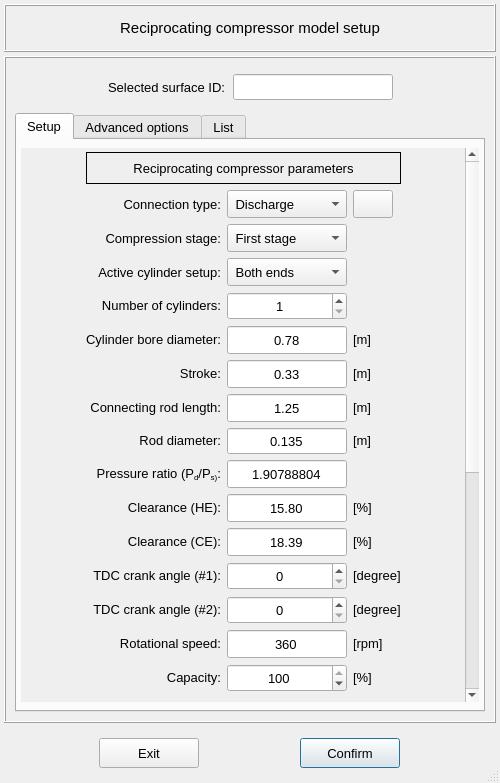
Before: the Qt Designer form vibra/interface/data/ui_files/model/setup/acoustic/reciprocating_compressor_inputs.ui in MOPT-UFSC/VIBRA, drawn with Qt 5.
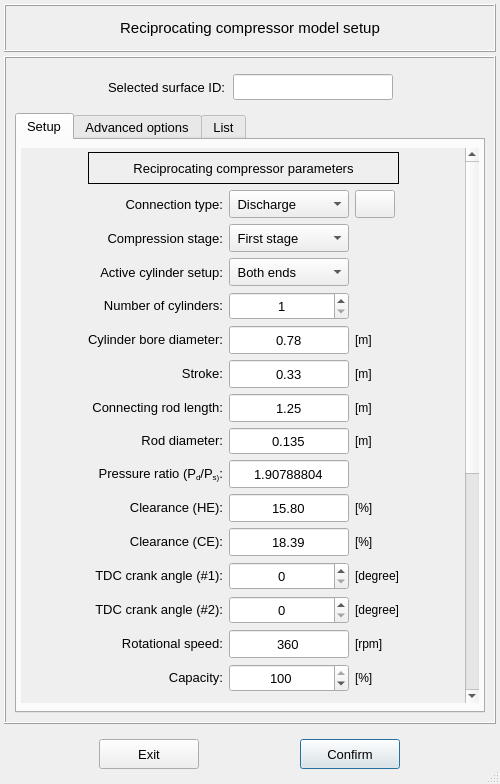
After: the same form once the commit is applied. Icons and pictures are not drawn.

Commit message: Adjust the reciprocating compressor UI

The edit to the form file:
```diff
--- a/vibra/interface/data/ui_files/model/setup/acoustic/reciprocating_compressor_inputs.ui
+++ b/vibra/interface/data/ui_files/model/setup/acoustic/reciprocating_compressor_inputs.ui
@@ -7,7 +7,7 @@
     <x>0</x>
     <y>0</y>
     <width>500</width>
-    <height>783</height>
+    <height>784</height>
    </rect>
   </property>
   <property name="minimumSize">
@@ -424,7 +424,7 @@
                       <property name="font">
                        <font>
                         <family>MS Shell Dlg 2</family>
-                        <pointsize>10</pointsize>
+                        <pointsize>9</pointsize>
                         <weight>50</weight>
                         <italic>false</italic>
                         <bold>false</bold>
@@ -485,7 +485,7 @@
                       <property name="font">
                        <font>
                         <family>MS Shell Dlg 2</family>
-                        <pointsize>10</pointsize>
+                        <pointsize>9</pointsize>
                         <weight>50</weight>
                         <italic>false</italic>
                         <bold>false</bold>
@@ -636,7 +636,7 @@
                       <property name="font">
                        <font>
                         <family>MS Shell Dlg 2</family>
-                        <pointsize>10</pointsize>
+                        <pointsize>9</pointsize>
                         <weight>50</weight>
                         <italic>false</italic>
                         <bold>false</bold>
@@ -667,7 +667,7 @@
                       <property name="font">
                        <font>
                         <family>MS Shell Dlg 2</family>
-                        <pointsize>10</pointsize>
+                        <pointsize>9</pointsize>
                         <weight>50</weight>
                         <italic>false</italic>
                         <bold>false</bold>
@@ -847,7 +847,7 @@
                       <property name="font">
                        <font>
                         <family>MS Shell Dlg 2</family>
-                        <pointsize>10</pointsize>
+                        <pointsize>9</pointsize>
                         <weight>50</weight>
                         <italic>false</italic>
                         <bold>false</bold>
@@ -909,7 +909,7 @@
                       <property name="font">
                        <font>
                         <family>MS Shell Dlg 2</family>
-                        <pointsize>10</pointsize>
+                        <pointsize>9</pointsize>
                         <weight>50</weight>
                         <italic>false</italic>
                         <bold>false</bold>
@@ -940,7 +940,7 @@
                       <property name="font">
                        <font>
                         <family>MS Shell Dlg 2</family>
-                        <pointsize>10</pointsize>
+                        <pointsize>9</pointsize>
                         <weight>50</weight>
                         <italic>false</italic>
                         <bold>false</bold>
@@ -1155,7 +1155,7 @@
                       <property name="font">
                        <font>
                         <family>MS Shell Dlg 2</family>
-                        <pointsize>10</pointsize>
+                        <pointsize>9</pointsize>
                         <weight>50</weight>
                         <italic>false</italic>
                         <bold>false</bold>
@@ -1343,7 +1343,7 @@
                       <property name="font">
                        <font>
                         <family>MS Shell Dlg 2</family>
-                        <pointsize>10</pointsize>
+                        <pointsize>9</pointsize>
                         <weight>50</weight>
                         <italic>false</italic>
                         <bold>false</bold>
@@ -1374,7 +1374,7 @@
                       <property name="font">
                        <font>
                         <family>MS Shell Dlg 2</family>
-                        <pointsize>10</pointsize>
+                        <pointsize>9</pointsize>
                         <weight>50</weight>
                         <italic>false</italic>
                         <bold>false</bold>
```
Left out of the diff: 40 changed lines with no effect on the pictures. The commit also changes 6 other files.
